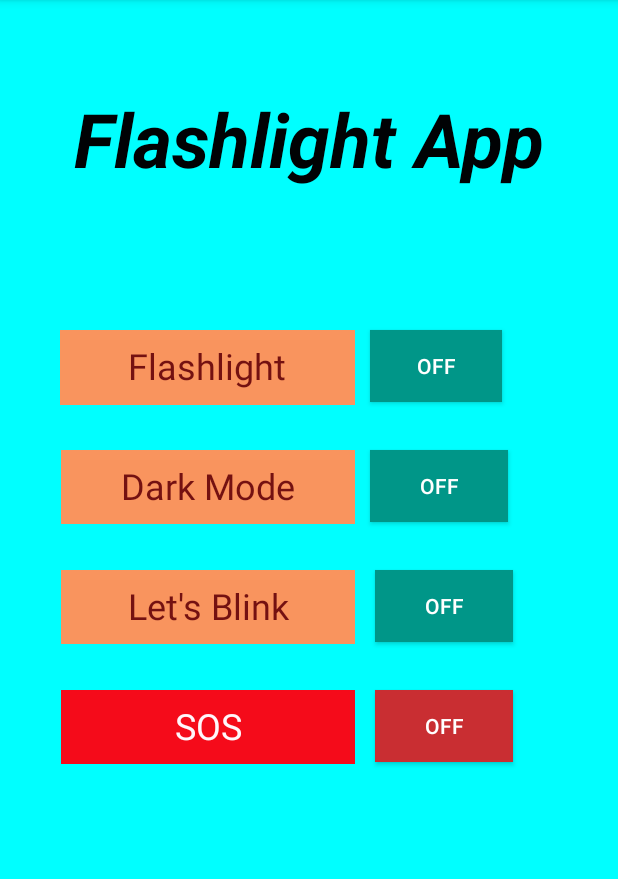
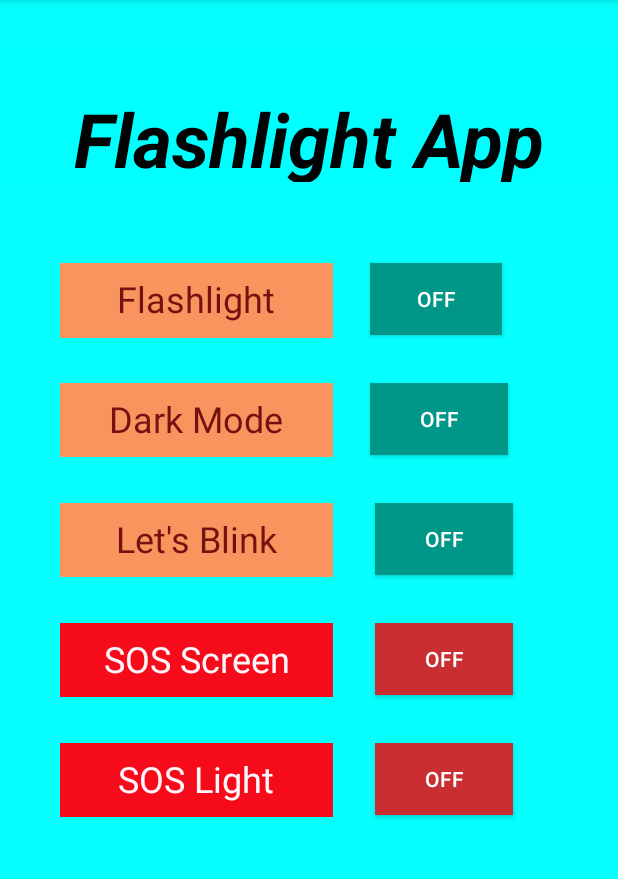
Before and after one commit to githubuseraryan/MyApplicationOne, an Android app: the screen it shows after launch (MainActivity), on a phone screen of 412 x 824 dp, the part 84-963 px from its top. Run offline under Robolectric (Android 15) with nearby library versions, the phone set to English and light mode, and no system bars; 1 statement that could not run was skipped.

```diff
--- a/app/src/main/res/layout/activity_main.xml
+++ b/app/src/main/res/layout/activity_main.xml
@@ -1,11 +1,10 @@
 <?xml version="1.0" encoding="utf-8"?>
-<RelativeLayout
+<RelativeLayout xmlns:android="http://schemas.android.com/apk/res/android"
+    xmlns:tools="http://schemas.android.com/tools"
     android:id="@+id/mainLayout"
-    xmlns:android="http://schemas.android.com/apk/res/android"
-    xmlns:tools="http://schemas.android.com/tools"
     android:layout_width="match_parent"
     android:layout_height="match_parent"
-    android:background="#00FFFF"
+    android:background="#06FFFF"
     android:orientation="horizontal"
     tools:ignore="HardcodedText">
 
@@ -16,8 +15,8 @@
         android:layout_alignParentEnd="true"
         android:layout_gravity="center_vertical|center_horizontal"
         android:layout_marginStart="40dp"
-        android:layout_marginTop="300dp"
-        android:layout_marginEnd="175dp"
+        android:layout_marginTop="255dp"
+        android:layout_marginEnd="190dp"
         android:layout_marginBottom="25dp"
         android:background="#F9945E"
         android:paddingTop="7dp"
@@ -30,7 +29,7 @@
     <TextView
         android:id="@+id/textView3"
         android:layout_width="match_parent"
-        android:layout_height="130dp"
+        android:layout_height="90dp"
         android:layout_alignParentTop="true"
         android:layout_alignParentEnd="true"
         android:layout_marginTop="31dp"
@@ -51,7 +50,7 @@
         android:layout_alignParentEnd="true"
         android:layout_gravity="center_vertical|center_horizontal"
         android:layout_marginStart="0dp"
-        android:layout_marginTop="220dp"
+        android:layout_marginTop="175dp"
         android:layout_marginEnd="77dp"
         android:layout_marginBottom="25dp"
         android:background="#009688"
@@ -66,8 +65,8 @@
         android:layout_alignParentEnd="true"
         android:layout_gravity="center_vertical|center_horizontal"
         android:layout_marginStart="40dp"
-        android:layout_marginTop="220dp"
-        android:layout_marginEnd="175dp"
+        android:layout_marginTop="175dp"
+        android:layout_marginEnd="190dp"
         android:layout_marginBottom="25dp"
         android:background="#F9945E"
         android:paddingTop="7dp"
@@ -83,7 +82,7 @@
         android:layout_height="wrap_content"
         android:layout_alignParentEnd="true"
         android:layout_gravity="center_vertical|center_horizontal"
-        android:layout_marginTop="300dp"
+        android:layout_marginTop="255dp"
         android:layout_marginEnd="73dp"
         android:layout_marginBottom="25dp"
         android:background="#009688"
@@ -96,11 +95,11 @@
         android:layout_height="wrap_content"
         android:layout_alignParentEnd="true"
         android:layout_gravity="center_vertical|center_horizontal"
-        android:layout_marginTop="380dp"
+        android:layout_marginTop="335dp"
         android:layout_marginEnd="70dp"
         android:layout_marginBottom="25dp"
         android:background="#009688"
-        android:color="#961400"/>
+        android:color="#961400" />
 
     <TextView
         android:id="@+id/textView6"
@@ -109,8 +108,8 @@
         android:layout_alignParentEnd="true"
         android:layout_gravity="center_vertical|center_horizontal"
         android:layout_marginStart="40dp"
-        android:layout_marginTop="380dp"
-        android:layout_marginEnd="175dp"
+        android:layout_marginTop="335dp"
+        android:layout_marginEnd="190dp"
         android:layout_marginBottom="25dp"
         android:background="#F9945E"
         android:paddingTop="7dp"
@@ -127,12 +126,12 @@
         android:layout_alignParentEnd="true"
         android:layout_gravity="center_vertical|center_horizontal"
         android:layout_marginStart="40dp"
-        android:layout_marginTop="460dp"
-        android:layout_marginEnd="175dp"
+        android:layout_marginTop="415dp"
+        android:layout_marginEnd="190dp"
         android:layout_marginBottom="25dp"
         android:background="#F50B1A"
         android:paddingTop="7dp"
-        android:text="SOS"
+        android:text="SOS Screen"
         android:textAlignment="center"
         android:textColor="#FFF7FB"
         android:textColorLink="#701D1D"
@@ -144,10 +143,39 @@
         android:layout_height="wrap_content"
         android:layout_alignParentEnd="true"
         android:layout_gravity="center_vertical|center_horizontal"
-        android:layout_marginTop="460dp"
+        android:layout_marginTop="415dp"
         android:layout_marginEnd="70dp"
         android:layout_marginBottom="25dp"
         android:background="#C92E32"
-        android:color="#000000"/>
+        android:color="#000000" />
+
+    <TextView
+        android:id="@+id/textView8"
+        android:layout_width="196dp"
+        android:layout_height="49dp"
+        android:layout_alignParentEnd="true"
+        android:layout_gravity="center_vertical|center_horizontal"
+        android:layout_marginStart="40dp"
+        android:layout_marginTop="495dp"
+        android:layout_marginEnd="190dp"
+        android:layout_marginBottom="25dp"
+        android:background="#F50B1A"
+        android:paddingTop="7dp"
+        android:text="SOS Light"
+        android:textAlignment="center"
+        android:textColor="#FFF7FB"
+        android:textColorLink="#701D1D"
+        android:textSize="24sp" />
+    <ToggleButton
+        android:id="@+id/Button6"
+        android:layout_width="92dp"
+        android:layout_height="wrap_content"
+        android:layout_alignParentEnd="true"
+        android:layout_gravity="center_vertical|center_horizontal"
+        android:layout_marginTop="495dp"
+        android:layout_marginEnd="70dp"
+        android:layout_marginBottom="25dp"
+        android:background="#C92E32"
+        android:color="#000000" />
 
 </RelativeLayout>
```
Also changed, not shown: app/src/main/java/com/example/myapplicationone/MainActivity.java (+67 -7 lines).
